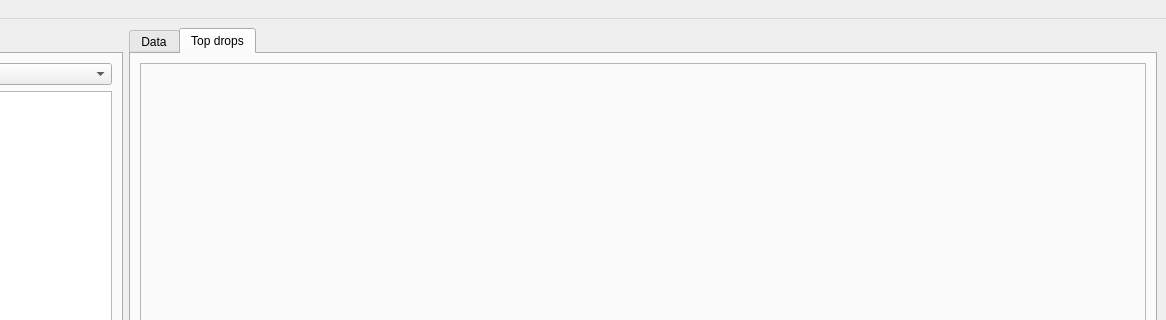
Old version of the form main.ui in the repository greathtj/Stock_works; both pictures show x 136 to 1302 and y 0 to 320 of the 1302 by 741 pixel window.
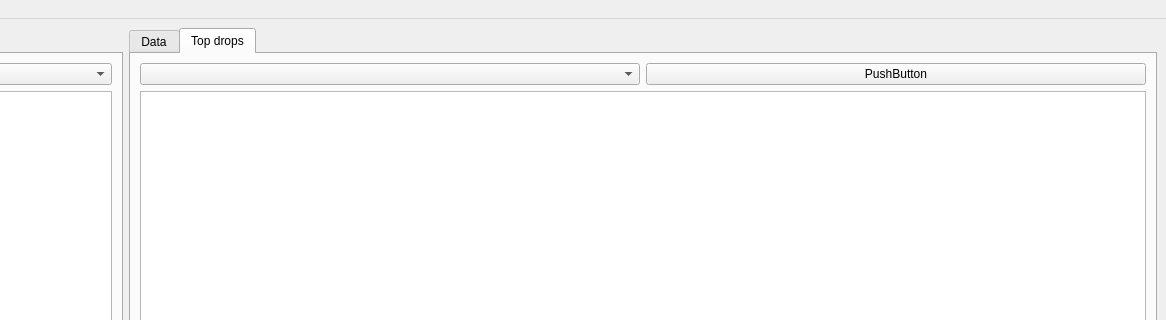
New version of the form. The open tabs and pages were chosen to show the change.

Diff of the .ui file:
```diff
--- a/main.ui
+++ b/main.ui
@@ -356,19 +356,23 @@
           <attribute name="title">
            <string>Top drops</string>
           </attribute>
-          <layout class="QHBoxLayout" name="horizontalLayout_4">
+          <layout class="QVBoxLayout" name="verticalLayout_3">
            <item>
-            <layout class="QVBoxLayout" name="verticalLayout_3"/>
+            <layout class="QHBoxLayout" name="horizontalLayout_4">
+             <item>
+              <widget class="QComboBox" name="comboBoxDeclinersPeriod"/>
+             </item>
+             <item>
+              <widget class="QPushButton" name="pushButtonFindDecliners">
+               <property name="text">
+                <string>PushButton</string>
+               </property>
+              </widget>
+             </item>
+            </layout>
            </item>
            <item>
-            <widget class="QFrame" name="frame_2">
-             <property name="frameShape">
-              <enum>QFrame::Shape::StyledPanel</enum>
-             </property>
-             <property name="frameShadow">
-              <enum>QFrame::Shadow::Raised</enum>
-             </property>
-            </widget>
+            <widget class="QTableWidget" name="tableWidgetDecliners"/>
            </item>
           </layout>
          </widget>
```
Left out of the diff: 10 changed lines with no effect on the pictures.
